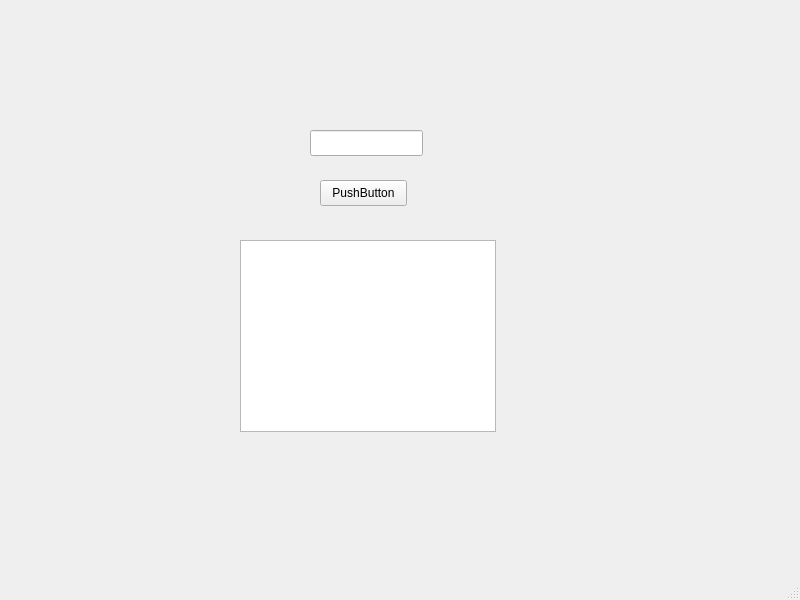
The window that mainwindow.ui (devilsc0d3/pacman_delux_edition) describes before a commit, drawn with Qt 5.
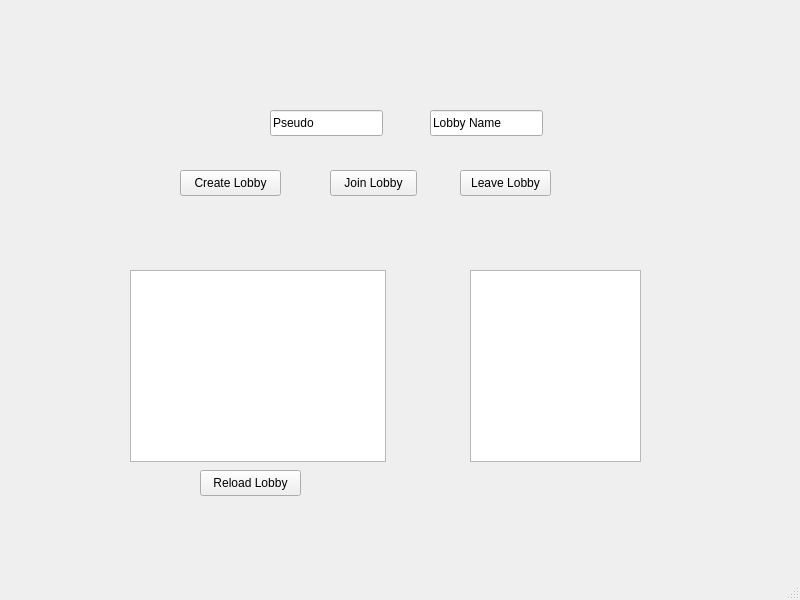
The same window after the commit.

The edit to the form file:
```diff
--- a/mainwindow.ui
+++ b/mainwindow.ui
@@ -17,36 +17,101 @@
    <widget class="QLineEdit" name="lineEditName">
     <property name="geometry">
      <rect>
-      <x>310</x>
-      <y>130</y>
+      <x>270</x>
+      <y>110</y>
       <width>113</width>
       <height>26</height>
      </rect>
     </property>
+    <property name="text">
+     <string>Pseudo</string>
+    </property>
    </widget>
    <widget class="QPushButton" name="buttonConnect">
     <property name="geometry">
      <rect>
-      <x>320</x>
-      <y>180</y>
-      <width>87</width>
+      <x>180</x>
+      <y>170</y>
+      <width>101</width>
       <height>26</height>
      </rect>
     </property>
     <property name="text">
-     <string>PushButton</string>
+     <string>Create Lobby</string>
     </property>
    </widget>
    <widget class="QListWidget" name="listWidgetLobby">
     <property name="geometry">
      <rect>
-      <x>240</x>
-      <y>240</y>
+      <x>470</x>
+      <y>270</y>
+      <width>171</width>
+      <height>192</height>
+     </rect>
+    </property>
+   </widget>
+   <widget class="QLineEdit" name="lineEditLobbyId">
+    <property name="geometry">
+     <rect>
+      <x>430</x>
+      <y>110</y>
+      <width>113</width>
+      <height>26</height>
+     </rect>
+    </property>
+    <property name="text">
+     <string>Lobby Name</string>
+    </property>
+   </widget>
+   <widget class="QPushButton" name="buttonJoin">
+    <property name="geometry">
+     <rect>
+      <x>330</x>
+      <y>170</y>
+      <width>87</width>
+      <height>26</height>
+     </rect>
+    </property>
+    <property name="text">
+     <string>Join Lobby</string>
+    </property>
+   </widget>
+   <widget class="QPushButton" name="buttonLeave">
+    <property name="geometry">
+     <rect>
+      <x>460</x>
+      <y>170</y>
+      <width>91</width>
+      <height>26</height>
+     </rect>
+    </property>
+    <property name="text">
+     <string>Leave Lobby</string>
+    </property>
+   </widget>
+   <widget class="QListWidget" name="listWidgetLobbies">
+    <property name="geometry">
+     <rect>
+      <x>130</x>
+      <y>270</y>
       <width>256</width>
       <height>192</height>
      </rect>
     </property>
    </widget>
+   <widget class="QPushButton" name="buttonRefreshLobbies">
+    <property name="geometry">
+     <rect>
+      <x>200</x>
+      <y>470</y>
+      <width>101</width>
+      <height>26</height>
+     </rect>
+    </property>
+    <property name="text">
+     <string>Reload Lobby</string>
+    </property>
+   </widget>
   </widget>
   <widget class="QMenuBar" name="menubar">
    <property name="geometry">
```
Left out of the diff: 2 changed lines with no effect on the pictures.
